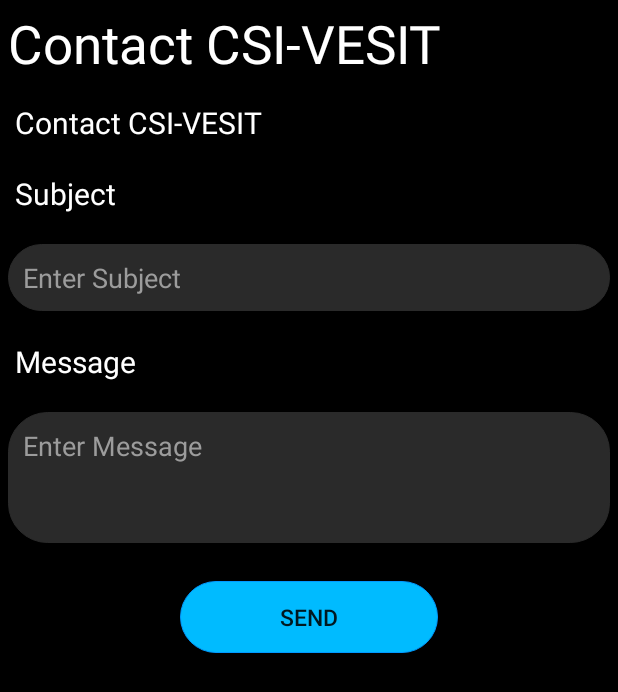
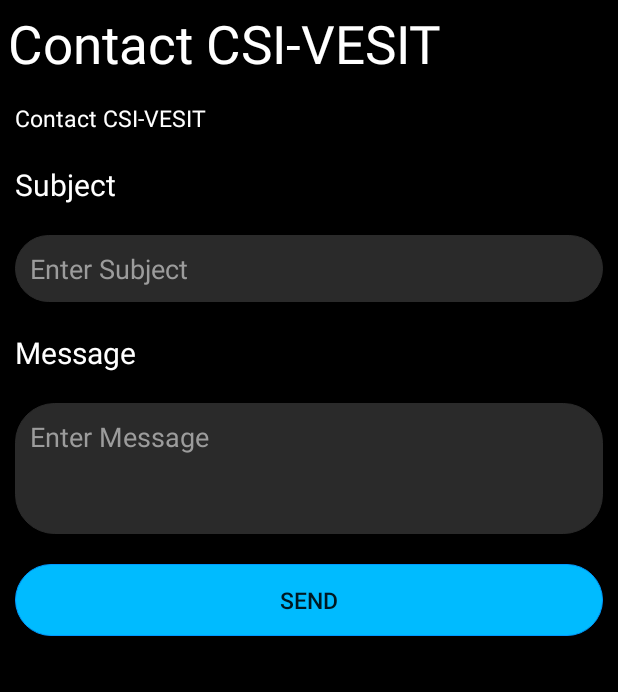
Before and after one commit to vedantsawant/CSI_App, an Android app: the layout contact_fragment.xml on its own in the app's theme, with its tools: preview values and no code run, on a phone screen of 412 x 824 dp. Shown: the top 692 px of the screen. Run offline under Robolectric (Android 15) with nearby library versions, the phone set to English and light mode, and no system bars.

Commit message:
Swapnil changes added

```diff
--- a/app/src/main/java/com/example/csiapp1/EventFragment.java
+++ b/app/src/main/java/com/example/csiapp1/EventFragment.java
@@ -9,26 +9,20 @@
 import androidx.annotation.Nullable;
 import androidx.fragment.app.Fragment;
 
-import com.google.android.material.floatingactionbutton.FloatingActionButton;
 import com.google.android.material.tabs.TabLayout;
-import android.R;
 
 public class EventFragment extends Fragment {
     TabLayout mytablayout;
-    FloatingActionButton addevent;
     @Nullable
     @Override
     public View onCreateView(@NonNull LayoutInflater inflater, @Nullable ViewGroup container, @Nullable Bundle savedInstanceState) {
         super.onCreate(savedInstanceState);
 
-        mytablayout = (TabLayout) findViewById(R.id.mytablayout);
         return inflater.inflate(R.layout.event_fragment,container,false);
     }
 
     @Override
     public void onViewCreated(@NonNull View view, @Nullable Bundle savedInstanceState) {
         super.onViewCreated(view, savedInstanceState);
-        setContentView(R.layout.event_fragment);
-        addevent= findv
     }
 }
--- /dev/null
+++ b/app/src/main/res/drawable/rounded_button2.xml
@@ -0,0 +1,11 @@
+<?xml version="1.0" encoding="utf-8"?>
+<shape xmlns:android="http://schemas.android.com/apk/res/android"
+    android:shape="rectangle" android:padding="10dp">
+    <solid android:color="@color/lightblue"/>
+
+    <stroke
+        android:width="0.7dp"
+        android:color="@color/colorPrimaryDark" />
+    <corners
+        android:radius="51dp" />
+</shape>
--- /dev/null
+++ b/app/src/main/res/drawable/rounded_edittext.xml
@@ -0,0 +1,18 @@
+<?xml version="1.0" encoding="utf-8"?>
+<shape xmlns:android="http://schemas.android.com/apk/res/android"
+    android:shape="rectangle" android:padding="10dp">
+    <solid android:color="@color/grey"/>
+
+    <gradient
+        android:centerY="0.2"
+        android:startColor="@color/grey"
+        android:centerColor="@color/grey"
+        android:endColor="@color/grey"
+        android:angle="270"
+        />
+    <stroke
+        android:width="0.7dp"
+        android:color="@color/grey" />
+    <corners
+        android:radius="26dp" />
+</shape>
--- a/app/src/main/res/layout/activity_se_admin.xml
+++ b/app/src/main/res/layout/activity_se_admin.xml
@@ -6,8 +6,9 @@
     android:layout_height="match_parent"
     tools:context=".SE_admin"
     android:padding="10dp"
-    android:background="@color/black"
+    android:background="@color/cardview_dark_background"
     >
+
 
     <LinearLayout
         android:paddingTop="30dp"
--- a/app/src/main/res/layout/contact_fragment.xml
+++ b/app/src/main/res/layout/contact_fragment.xml
@@ -1,33 +1,35 @@
 <?xml version="1.0" encoding="utf-8"?>
-
- <ScrollView
-     xmlns:android="http://schemas.android.com/apk/res/android"
+<LinearLayout xmlns:android="http://schemas.android.com/apk/res/android"
     android:layout_width="match_parent"
     android:layout_height="match_parent"
-    android:scrollIndicators="right"
     android:background="@color/black"
-     >
+    android:orientation="vertical"
+    >
+ <ScrollView
+    android:layout_width="match_parent"
+    android:layout_height="match_parent">
      <LinearLayout xmlns:android="http://schemas.android.com/apk/res/android"
          android:layout_width="match_parent"
          android:layout_height="match_parent"
          android:background="@color/black"
          android:orientation="vertical"
          android:scrollbars="vertical"
+         android:scrollIndicators="right"
          >
      <TextView
         android:id="@+id/contactheadline"
         android:layout_width="match_parent"
         android:layout_height="wrap_content"
-        android:padding="5dp"
+        android:padding="5sp"
         android:text="@string/contact"
-        android:textSize="35dp"
+        android:textSize="35sp"
         android:textColor="@color/white"></TextView>
     <TextView
         android:id="@+id/contactinfo"
         android:layout_width="match_parent"
         android:layout_height="wrap_content"
-        android:padding="10dp"
-        android:textSize="20dp"
+        android:padding="10sp"
+        android:textSize="15sp"
         android:textColor="@color/white"
         android:layout_below="@id/contactheadline"
         android:text="@string/contact"></TextView>
@@ -44,8 +46,7 @@
 
     <EditText
         android:id="@+id/edit_text_subject"
-        android:layout_marginVertical="10dp"
-        android:layout_marginHorizontal="5dp"
+        android:layout_margin="10sp"
         android:layout_width="match_parent"
         android:layout_height="wrap_content"
         android:layout_gravity="center_horizontal"
@@ -64,21 +65,20 @@
         android:layout_below="@+id/edit_text_subject"
         android:layout_width="match_parent"
         android:layout_height="wrap_content"
-        android:padding="10dp"
+        android:padding="10sp"
         android:textColor="@color/white"
-        android:textSize="20dp"
+        android:textSize="20sp"
         android:text="@string/message"
         android:textAppearance="@style/TextAppearance.AppCompat.Large" />
 
     <EditText
         android:id="@+id/edit_text_message"
-        android:layout_marginVertical="10dp"
-        android:layout_marginHorizontal="5dp"
+        android:layout_margin="10sp"
         android:layout_width="match_parent"
         android:layout_gravity="center_horizontal"
         android:layout_height="wrap_content"
         android:layout_below="@+id/messagetext"
-        android:padding="10dp"
+        android:padding="10sp"
         android:textColor="@color/white"
         android:background="@drawable/rounded_edittext"
         android:hint="@string/entermessage"
@@ -88,16 +88,16 @@
 
     <Button
         android:id="@+id/sendbutton"
-        android:layout_marginHorizontal="120dp"
-        android:layout_marginVertical="15dp"
+        android:layout_margin="10sp"
         android:layout_width="match_parent"
         android:layout_height="wrap_content"
-        android:padding="10dp"
+        android:padding="10sp"
         android:layout_gravity="center_horizontal"
         android:gravity="center"
         android:layout_below="@+id/edit_text_message"
         android:background="@drawable/rounded_button2"
         android:text="@string/send"
-        android:textSize="15dp"/>
+        android:textSize="15sp"/>
      </LinearLayout>
  </ScrollView>
+</LinearLayout>
--- a/app/src/main/res/layout/image_item.xml
+++ b/app/src/main/res/layout/image_item.xml
@@ -3,7 +3,6 @@
     android:layout_width="match_parent"
     android:layout_height="wrap_content"
     android:layout_margin="8dp"
-    android:background="@color/black"
     >
     <LinearLayout
         android:layout_width="match_parent"
--- a/app/src/main/res/values/styles.xml
+++ b/app/src/main/res/values/styles.xml
@@ -1,7 +1,7 @@
 <resources>
 
     <!-- Base application theme. -->
-    <style name="AppTheme" parent="Theme.AppCompat.Light.DarkActionBar">
+    <style name="AppTheme" parent="Theme.AppCompat.Light.NoActionBar">
         <!-- Customize your theme here. -->
         <item name="colorPrimary">@color/colorPrimary</item>+
         <item name="colorPrimaryDark">@color/colorPrimaryDark</item>
```
Also changed, not shown: app/src/main/java/com/example/csiapp1/SE_council.java (+104 -1 lines), app/src/main/res/drawable/ic_launcher_foreground.xml (added, +34 -0 lines), app/src/main/res/layout/activity_se_council.xml (+10 -5 lines), app/src/main/res/layout/event_fragment.xml (+5 -4 lines).
